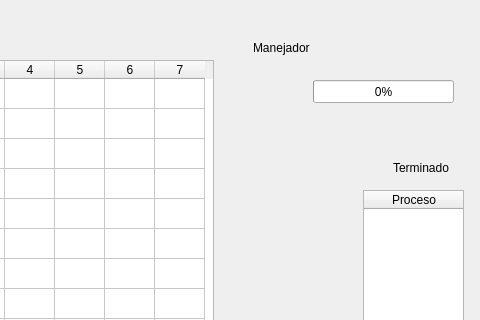
Old version of the form prueba.ui in the repository diegoivan1987/practicasSSO; both pictures show x 437 to 917 and y 0 to 320 of the 917 by 540 pixel window.
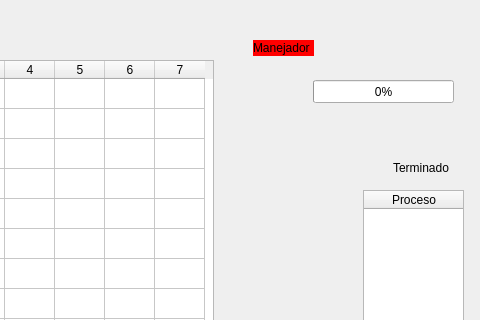
New version of the form.

What changed in the file:
```diff
--- a/prueba.ui
+++ b/prueba.ui
@@ -469,6 +469,9 @@
       <height>16</height>
      </rect>
     </property>
+    <property name="styleSheet">
+     <string notr="true">background-color: red</string>
+    </property>
     <property name="text">
      <string>Manejador</string>
     </property>
```
